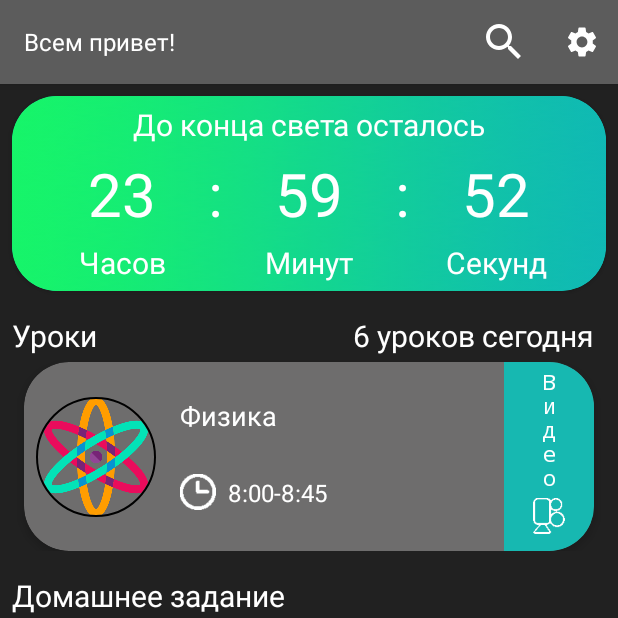
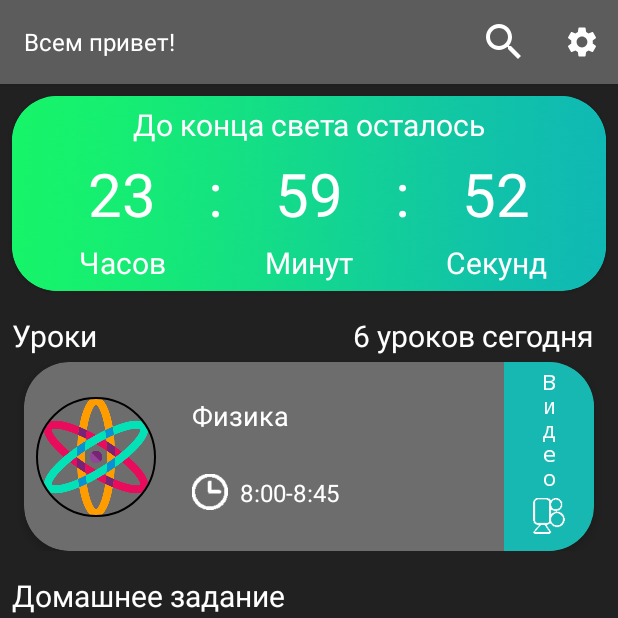
Before and after one commit to bartex12/JobLess4Classes, an Android app: the screen it shows after launch (MainActivity), on a phone screen of 412 x 824 dp, the top half of it. Run offline under Robolectric (Android 15) with nearby library versions, the phone set to English and light mode, and no system bars; our stand-ins replace CircleImageView, Picasso, navigation-ui; pictures from the network do not load.

Commit message:
dimentions

```diff
--- a/app/src/main/java/com/bartex/classjobless4/entity/Constsnts.kt
+++ b/app/src/main/java/com/bartex/classjobless4/entity/Constants.kt
@@ -1,11 +1,12 @@
 package com.bartex.classjobless4.entity
 
-object Constsnts {
+object Constants {
     const val CLASSES = "CLASSES"
     const val START_TIME  = 10*24*3600*1000L
     const val KVANT  = 100L //100 мс
     const val TYPE_BASE = 1
     const val TYPE_ADDITIONAL  = 2
+    const val TYPE_HOME_FRAG  = 3
     const val URL_FIZ  = "https://www.youtube.com/watch?v=G6fStYEUX3o&list=PLcsjsqLLSfNDqvcsTsKJM1Ee6V8Aaobl0&index=5"
     const val URL_LITRA  = "https://www.youtube.com/watch?v=V-SAh4jdssA"
     const val URL_NONE  = "about:blank"
--- a/app/src/main/java/com/bartex/classjobless4/ui/adapters/LessonsRVAdapterType.kt
+++ b/app/src/main/java/com/bartex/classjobless4/ui/adapters/LessonsRVAdapter.kt
@@ -8,12 +8,14 @@ import android.widget.TextView
 import androidx.constraintlayout.widget.Group
 import androidx.recyclerview.widget.RecyclerView
 import com.bartex.classjobless4.R
-import com.bartex.classjobless4.entity.Constsnts
+import com.bartex.classjobless4.entity.Constants
 import com.bartex.classjobless4.entity.Lessons
 import com.squareup.picasso.Picasso
 
-class LessonsRVAdapterType(
-        private val onVideoClickListener: OnVideoClickListener
+class LessonsRVAdapter(
+        private val onItemClickListener: OnItemClickListener,
+        private val onVideoClickListener: OnVideoClickListener,
+        private val isHomeFragment: Boolean
 ):RecyclerView.Adapter<BaseViewHolder>() {
 
     var listData:List<Lessons> = listOf()
@@ -26,26 +28,41 @@ class LessonsRVAdapterType(
         fun onVideoClick(lesson:Lessons)
     }
 
+    interface OnItemClickListener{
+        fun onItemClick()
+    }
+
     override fun onCreateViewHolder(parent: ViewGroup, viewType: Int): BaseViewHolder {
         val inflater = LayoutInflater.from(parent.context)
-        return when(viewType){
-            Constsnts.TYPE_BASE -> {
+        return if(isHomeFragment){
+            HomeViewHolder(inflater.inflate(R.layout.item_lessons_home, parent, false))
+        }else{
+            when(viewType){
+                Constants.TYPE_BASE -> {
                     MainViewHolder(inflater.inflate(R.layout.item_lessons_base, parent, false))
                 }
-            Constsnts.TYPE_ADDITIONAL ->{
+                Constants.TYPE_ADDITIONAL ->{
                     AdditionalViewHolder(inflater.inflate(R.layout.item_lessons_additional, parent, false))
+                }
+                Constants.TYPE_HOME_FRAG ->{
+                    HomeViewHolder(inflater.inflate(R.layout.item_lessons_home, parent, false))
                 }
                 else -> {
                     MainViewHolder(inflater.inflate(R.layout.item_lessons_base, parent, false))
                 }
             }
         }
+    }
 
     //здесь описываем как различаем типы
     override fun getItemViewType(position: Int): Int {
-        return when ( listData[position].isBase) {
-            true -> Constsnts.TYPE_BASE
-            else -> Constsnts.TYPE_ADDITIONAL
+        return if(isHomeFragment){
+            Constants.TYPE_HOME_FRAG
+        }else{
+            when ( listData[position].isBase) {
+                true -> Constants.TYPE_BASE
+                else -> Constants.TYPE_ADDITIONAL
+            }
         }
     }
 
@@ -86,7 +103,6 @@ class LessonsRVAdapterType(
     }
 
     inner class AdditionalViewHolder(view: View) :BaseViewHolder(view){
-
         private val time: TextView = view.findViewById(R.id.tvTimeType_add)
         private val name: TextView = view.findViewById(R.id.tvLessonHw_add)
         private val teacher: TextView = view.findViewById(R.id.tv_teacher_add)
@@ -106,4 +122,36 @@ class LessonsRVAdapterType(
                     .into(imageRound)
         }
     }
+
+    inner class HomeViewHolder(view: View) :BaseViewHolder(view){
+        private val lesson:TextView = view.findViewById(R.id.tvLesson)
+        private val date:TextView = view.findViewById(R.id.tvTimeLesson)
+        private val imageRound:ImageView = view.findViewById(R.id.iv_round)
+        private val groupVideo:Group = view.findViewById(R.id.group_video)
+        private val video:View = view.findViewById(R.id.ib_send)
+        private val clClasses:View = view.findViewById(R.id.cl_slasses)
+
+        override fun bind(lesson: Lessons) {
+            this.lesson.text = lesson.name
+            date.text = lesson.lessTime
+            if(lesson.isVideo){
+                groupVideo.visibility = View.VISIBLE
+            }else{
+                groupVideo.visibility = View.INVISIBLE
             }
+            Picasso.get()
+                    .load(lesson.icon)
+                    .placeholder(R.drawable.post)
+                    .error(R.drawable.mistake)
+                    .into(imageRound)
+
+            video.setOnClickListener {
+                onVideoClickListener.onVideoClick(lesson)
+            }
+
+            clClasses.setOnClickListener {
+                onItemClickListener.onItemClick()
+            }
+        }
+    }
+}
--- a/app/src/main/java/com/bartex/classjobless4/ui/adapters/LessonsRVAdapterHome.kt
+++ /dev/null
@@ -1,77 +0,0 @@
-package com.bartex.classjobless4.ui.adapters
-
-import android.view.LayoutInflater
-import android.view.View
-import android.view.ViewGroup
-import android.widget.ImageView
-import android.widget.TextView
-import androidx.constraintlayout.widget.Group
-import androidx.recyclerview.widget.RecyclerView
-import com.bartex.classjobless4.R
-import com.bartex.classjobless4.entity.Lessons
-import com.squareup.picasso.Picasso
-
-class LessonsRVAdapterHome(
-        private val onItemClickListener: OnItemClickListener,
-        private val onVideoClickListener: OnVideoClickListener,
-        )
-    :RecyclerView.Adapter<LessonsRVAdapterHome.ViewHolder>() {
-
-    var listData: List<Lessons> = listOf()
-    set(value) {
-        field = value
-        notifyDataSetChanged()
-    }
-
-    interface OnItemClickListener{
-        fun onItemClick()
-    }
-    interface OnVideoClickListener{
-        fun onVideoClick(lesson:Lessons)
-    }
-
-    override fun onCreateViewHolder(parent: ViewGroup, viewType: Int): LessonsRVAdapterHome.ViewHolder {
-        val view:View = LayoutInflater.from(parent.context).inflate(R.layout.item_lessons_home, parent, false)
-        return ViewHolder(view)
-    }
-
-    override fun onBindViewHolder(holder: LessonsRVAdapterHome.ViewHolder, position: Int) {
-        holder.bind(listData[position])
-    }
-
-    override fun getItemCount(): Int {
-      return  listData.size
-    }
-
-    inner class ViewHolder(view: View):RecyclerView.ViewHolder(view){
-        private val lesson:TextView = view.findViewById(R.id.tvLesson)
-        private val date:TextView = view.findViewById(R.id.tvTimeLesson)
-        private val imageRound:ImageView = view.findViewById(R.id.iv_round)
-        private val groupVideo:Group = view.findViewById(R.id.group_video)
-        private val video:View = view.findViewById(R.id.ib_send)
-        private val clClasses:View = view.findViewById(R.id.cl_slasses)
-
-        fun bind(lessons: Lessons){
-            lesson.text = lessons.name
-            date.text = lessons.lessTime
-            if(lessons.isVideo){
-                groupVideo.visibility = View.VISIBLE
-            }else{
-                groupVideo.visibility = View.INVISIBLE
-            }
-            Picasso.get()
-                    .load(lessons.icon)
-                    .placeholder(R.drawable.post)
-                    .error(R.drawable.mistake)
-                    .into(imageRound)
-
-            video.setOnClickListener {
-                onVideoClickListener.onVideoClick(lessons)
-            }
-
-            clClasses.setOnClickListener {
-                onItemClickListener.onItemClick()
-            }
-        }
-    }
-}
--- a/app/src/main/java/com/bartex/classjobless4/ui/home/HomeFragment.kt
+++ b/app/src/main/java/com/bartex/classjobless4/ui/home/HomeFragment.kt
@@ -13,10 +13,10 @@ import androidx.navigation.Navigation
 import androidx.recyclerview.widget.LinearLayoutManager
 import androidx.recyclerview.widget.RecyclerView
 import com.bartex.classjobless4.R
-import com.bartex.classjobless4.entity.Constsnts
+import com.bartex.classjobless4.entity.Constants
 import com.bartex.classjobless4.entity.Lessons
 import com.bartex.classjobless4.ui.adapters.HomeworksRVAdapter
-import com.bartex.classjobless4.ui.adapters.LessonsRVAdapterHome
+import com.bartex.classjobless4.ui.adapters.LessonsRVAdapter
 import java.util.*
 
 class HomeFragment : Fragment(), MyTimerExam.OnTimeListener{
@@ -26,7 +26,7 @@ private lateinit var  hours:TextView
 private lateinit var  minutes:TextView
 private lateinit var  rvLessons:RecyclerView
 private lateinit var  rvHomeworks:RecyclerView
-private lateinit var  adapterHomeLess:LessonsRVAdapterHome
+private lateinit var  adapterHomeLess:LessonsRVAdapter
 private lateinit var  adapterHw:HomeworksRVAdapter
 private lateinit var  tvLessNumber:TextView
 private lateinit var  tvLast:TextView
@@ -71,7 +71,7 @@ private lateinit var  tvLast:TextView
     private fun initAdapters() {
         rvLessons.layoutManager =
             LinearLayoutManager(requireActivity(), LinearLayoutManager.HORIZONTAL, false)
-        adapterHomeLess = LessonsRVAdapterHome(getOnClickListener(), getOnVideoListener())
+        adapterHomeLess = LessonsRVAdapter(getOnClickListener(), getOnVideoListener(), true)
         rvLessons.adapter = adapterHomeLess
 
         rvHomeworks.layoutManager =
@@ -80,18 +80,18 @@ private lateinit var  tvLast:TextView
         rvHomeworks.adapter = adapterHw
     }
 
-    private fun getOnVideoListener(): LessonsRVAdapterHome.OnVideoClickListener {
-        return object : LessonsRVAdapterHome.OnVideoClickListener{
+    private fun getOnVideoListener(): LessonsRVAdapter.OnVideoClickListener {
+        return object : LessonsRVAdapter.OnVideoClickListener{
             override fun onVideoClick(lesson: Lessons) {
                 val bundle = Bundle()
-                    bundle. putParcelable(Constsnts.CLASSES, lesson)
+                    bundle. putParcelable(Constants.CLASSES, lesson)
                     navController.navigate(R.id.videoFragment, bundle)
             }
         }
     }
 
-    private fun getOnClickListener(): LessonsRVAdapterHome.OnItemClickListener {
-        return object : LessonsRVAdapterHome.OnItemClickListener{
+    private fun getOnClickListener(): LessonsRVAdapter.OnItemClickListener {
+        return object : LessonsRVAdapter.OnItemClickListener{
             override fun onItemClick() {
                 navController.navigate(R.id.navigation_lessons)
             }
--- a/app/src/main/java/com/bartex/classjobless4/ui/home/MyTimerExam.kt
+++ b/app/src/main/java/com/bartex/classjobless4/ui/home/MyTimerExam.kt
@@ -2,13 +2,13 @@ package com.bartex.classjobless4.ui.home
 
 import android.app.Application
 import android.os.CountDownTimer
-import com.bartex.classjobless4.entity.Constsnts
+import com.bartex.classjobless4.entity.Constants
 
 class MyTimerExam(val app:Application):ITimerExam {
 
     var listener: OnTimeListener? = null
-    var totalTime = Constsnts.START_TIME
-    var kvant = Constsnts.KVANT
+    var totalTime = Constants.START_TIME
+    var kvant = Constants.KVANT
 
     interface OnTimeListener{
         fun onTime(time: Long)
--- a/app/src/main/res/layout/fragment_classes.xml
+++ b/app/src/main/res/layout/fragment_classes.xml
@@ -11,7 +11,7 @@
         android:id="@+id/tvDateType"
         android:layout_width="wrap_content"
         android:layout_height="wrap_content"
-        android:layout_margin="16dp"
+        android:layout_margin="@dimen/margin16"
         android:text="@string/nowDate"
         android:textColor="@color/white"
         android:textSize="20sp"
@@ -23,8 +23,8 @@
         android:layout_width="match_parent"
         android:layout_height="0dp"
         android:clipToPadding="false"
-        android:layout_marginTop="24dp"
-        android:layout_marginEnd="16dp"
+        android:layout_marginTop="@dimen/margin24"
+        android:layout_marginEnd="@dimen/margin16"
         app:layout_constraintBottom_toBottomOf="parent"
         app:layout_constraintEnd_toEndOf="parent"
         app:layout_constraintStart_toStartOf="parent"
--- a/app/src/main/res/layout/fragment_home.xml
+++ b/app/src/main/res/layout/fragment_home.xml
@@ -18,7 +18,7 @@
         android:id="@+id/cv"
         android:layout_width="match_parent"
         android:layout_height="130dp"
-        android:layout_margin="8dp"
+        android:layout_margin="@dimen/margin8"
         card_view:cardBackgroundColor="@color/teal_200"
         card_view:cardCornerRadius="30dp"
         android:elevation="0dp"
--- a/app/src/main/res/layout/fragment_homeworks.xml
+++ b/app/src/main/res/layout/fragment_homeworks.xml
@@ -10,9 +10,9 @@
         android:id="@+id/text_notifications"
         android:layout_width="match_parent"
         android:layout_height="wrap_content"
-        android:layout_marginStart="8dp"
-        android:layout_marginTop="8dp"
-        android:layout_marginEnd="8dp"
+        android:layout_marginStart="@dimen/margin8"
+        android:layout_marginTop="@dimen/margin8"
+        android:layout_marginEnd="@dimen/margin8"
         android:textAlignment="center"
         android:textSize="20sp"
         app:layout_constraintBottom_toBottomOf="parent"
--- a/app/src/main/res/layout/fragment_liked.xml
+++ b/app/src/main/res/layout/fragment_liked.xml
@@ -10,9 +10,9 @@
         android:id="@+id/text_liked"
         android:layout_width="match_parent"
         android:layout_height="wrap_content"
-        android:layout_marginStart="8dp"
-        android:layout_marginTop="8dp"
-        android:layout_marginEnd="8dp"
+        android:layout_marginStart="@dimen/margin8"
+        android:layout_marginTop="@dimen/margin8"
+        android:layout_marginEnd="@dimen/margin8"
         android:textAlignment="center"
         android:textSize="20sp"
         app:layout_constraintBottom_toBottomOf="parent"
--- a/app/src/main/res/layout/fragment_video.xml
+++ b/app/src/main/res/layout/fragment_video.xml
@@ -21,7 +21,7 @@
         android:id="@+id/webView"
         android:layout_width="match_parent"
         android:layout_height="0dp"
-        android:layout_marginTop="16dp"
+        android:layout_marginTop="@dimen/margin16"
         app:layout_constraintBottom_toBottomOf="parent"
         app:layout_constraintEnd_toEndOf="parent"
         app:layout_constraintStart_toStartOf="parent"
--- a/app/src/main/res/layout/item_homework.xml
+++ b/app/src/main/res/layout/item_homework.xml
@@ -5,13 +5,13 @@
     xmlns:card_view="http://schemas.android.com/apk/res-auto"
     android:layout_width="match_parent"
     android:layout_height="wrap_content"
-    android:layout_marginLeft="8dp"
-    android:layout_marginTop="4dp"
-    android:layout_marginRight="8dp"
+    android:layout_marginLeft="@dimen/margin8"
+    android:layout_marginTop="@dimen/margin4"
+    android:layout_marginRight="@dimen/margin8"
     android:clipToPadding="false"
     card_view:cardBackgroundColor="@color/colorSecondaryBlack"
-    card_view:cardCornerRadius="30dp"
-    app:cardElevation="4dp">
+    card_view:cardCornerRadius="@dimen/cardCornerRadius"
+    app:cardElevation="@dimen/cardElevation4">
 
     <androidx.constraintlayout.widget.ConstraintLayout
         android:id="@+id/cl_homework"
@@ -22,8 +22,8 @@
             android:id="@+id/tvLessonHw"
             android:layout_width="wrap_content"
             android:layout_height="wrap_content"
-            android:layout_marginStart="24dp"
-            android:layout_marginTop="24dp"
+            android:layout_marginStart="@dimen/margin24"
+            android:layout_marginTop="@dimen/margin24"
             android:text="@string/his"
             android:textColor="@color/white"
             android:textSize="20sp"
@@ -38,7 +38,7 @@
             app:layout_constraintBottom_toBottomOf="@+id/iv_roundHw"
             app:layout_constraintEnd_toStartOf="@+id/tvTimeLessonHw"
             app:layout_constraintStart_toStartOf="@+id/tvLessonHw"
-            tools:layout_editor_absoluteY="92dp" />
+            />
 
         <TextView
             android:id="@+id/tvTimeLessonHw"
@@ -56,10 +56,10 @@
             android:id="@+id/iv_roundHw"
             android:layout_width="80dp"
             android:layout_height="80dp"
-            android:layout_marginTop="24dp"
-            android:layout_marginStart="8dp"
-            android:layout_marginBottom="24dp"
-            android:layout_marginEnd="24dp"
+            android:layout_marginTop="@dimen/margin24"
+            android:layout_marginStart="@dimen/margin8"
+            android:layout_marginBottom="@dimen/margin24"
+            android:layout_marginEnd="@dimen/margin24"
             app:civ_border_width="1dp"
             app:civ_border_color="#FF000000"
             app:layout_constraintBottom_toBottomOf="@+id/tvTimeLessonHw"
@@ -71,9 +71,9 @@
             android:id="@+id/tvHomeworkHw"
             android:layout_width="match_parent"
             android:layout_height="wrap_content"
-            android:layout_marginStart="24dp"
-            android:layout_marginTop="24dp"
-            android:layout_marginEnd="24dp"
+            android:layout_marginStart="@dimen/margin24"
+            android:layout_marginTop="@dimen/margin24"
+            android:layout_marginEnd="@dimen/margin24"
             android:lines="3"
             android:scaleType="fitCenter"
             android:text="@string/hw"
@@ -102,7 +102,7 @@
             android:src="@drawable/physics"
             app:civ_border_width="1dp"
             app:civ_border_color="#FF000000"
-            android:layout_marginStart="40dp"
+            android:layout_marginStart="@dimen/margin40"
             app:layout_constraintBottom_toBottomOf="parent"
             app:layout_constraintStart_toStartOf="@+id/tvHomeworkHw"
             app:layout_constraintTop_toBottomOf="@+id/tvHomeworkHw"
--- a/app/src/main/res/layout/item_lessons_home.xml
+++ b/app/src/main/res/layout/item_lessons_home.xml
@@ -6,13 +6,13 @@
     xmlns:card_view="http://schemas.android.com/apk/res-auto"
     android:layout_width="match_parent"
     android:layout_height="wrap_content"
-    android:layout_marginLeft="8dp"
-    android:layout_marginTop="4dp"
-    android:layout_marginRight="8dp"
+    android:layout_marginLeft="@dimen/margin8"
+    android:layout_marginTop="@dimen/margin4"
+    android:layout_marginRight="@dimen/margin8"
     android:clipToPadding="false"
     card_view:cardBackgroundColor="@color/colorSecondaryBlack"
-    card_view:cardCornerRadius="30dp"
-    app:cardElevation="4dp">
+    card_view:cardCornerRadius="@dimen/cardCornerRadius"
+    app:cardElevation="@dimen/cardElevation4">
 
 <androidx.constraintlayout.widget.ConstraintLayout
     android:id="@+id/cl_slasses"
@@ -23,10 +23,10 @@
         android:id="@+id/iv_round"
         android:layout_width="80dp"
         android:layout_height="80dp"
-        android:layout_marginTop="24dp"
-        android:layout_marginStart="8dp"
-        android:layout_marginBottom="24dp"
-        android:layout_marginEnd="16dp"
+        android:layout_marginTop="@dimen/margin24"
+        android:layout_marginStart="@dimen/margin8"
+        android:layout_marginBottom="@dimen/margin24"
+        android:layout_marginEnd="@dimen/margin24"
         app:civ_border_width="1dp"
         app:civ_border_color="#FF000000"
         app:layout_constraintBottom_toBottomOf="parent"
@@ -42,7 +42,7 @@
         android:text="@string/date"
         android:textColor="@color/white"
         android:textSize="16sp"
-        android:layout_marginStart="8dp"
+        android:layout_marginStart="@dimen/margin8"
         app:layout_constraintBottom_toBottomOf="parent"
         app:layout_constraintStart_toEndOf="@+id/iv_time"
         app:layout_constraintTop_toBottomOf="@+id/tvLesson" />
@@ -61,7 +61,7 @@
         android:id="@+id/iv_time"
         android:layout_width="24dp"
         android:layout_height="24dp"
-        android:layout_marginStart="24dp"
+        android:layout_marginStart="@dimen/margin24"
         android:src="@drawable/time_clock2"
         app:layout_constraintEnd_toStartOf="@+id/tvTimeLesson"
         app:layout_constraintBottom_toBottomOf="@+id/tvTimeLesson"
@@ -96,7 +96,7 @@
         android:id="@+id/iv_video"
         android:layout_width="24dp"
         android:layout_height="24dp"
-        android:layout_marginBottom="8dp"
+        android:layout_marginBottom="@dimen/margin8"
         android:src="@drawable/v2"
         app:layout_constraintBottom_toBottomOf="@+id/cl_slasses"
         app:layout_constraintEnd_toEndOf="@+id/cl_slasses"
--- a/app/src/main/res/values/dimens.xml
+++ b/app/src/main/res/values/dimens.xml
@@ -2,4 +2,11 @@
     <!-- Default screen margins, per the Android Design guidelines. -->
     <dimen name="activity_horizontal_margin">16dp</dimen>
     <dimen name="activity_vertical_margin">16dp</dimen>
+    <dimen name="margin24">24dp</dimen>
+    <dimen name="margin16">16dp</dimen>
+    <dimen name="margin8">8dp</dimen>
+    <dimen name="margin4">4dp</dimen>
+    <dimen name="margin40">40dp</dimen>
+    <dimen name="cardElevation4">4dp</dimen>
+    <dimen name="cardCornerRadius">30dp</dimen>
 </resources>
```
Also changed, not shown: app/src/main/java/com/bartex/classjobless4/ui/classes/LessonsFragment.kt (+15 -7 lines), app/src/main/java/com/bartex/classjobless4/ui/video/VideoFragment.kt (+5 -5 lines), app/src/main/res/layout/item_lessons_additional.xml (+13 -13 lines), app/src/main/res/layout/item_lessons_base.xml (+11 -11 lines). Lines whose indentation alone changed are shown as unchanged.
